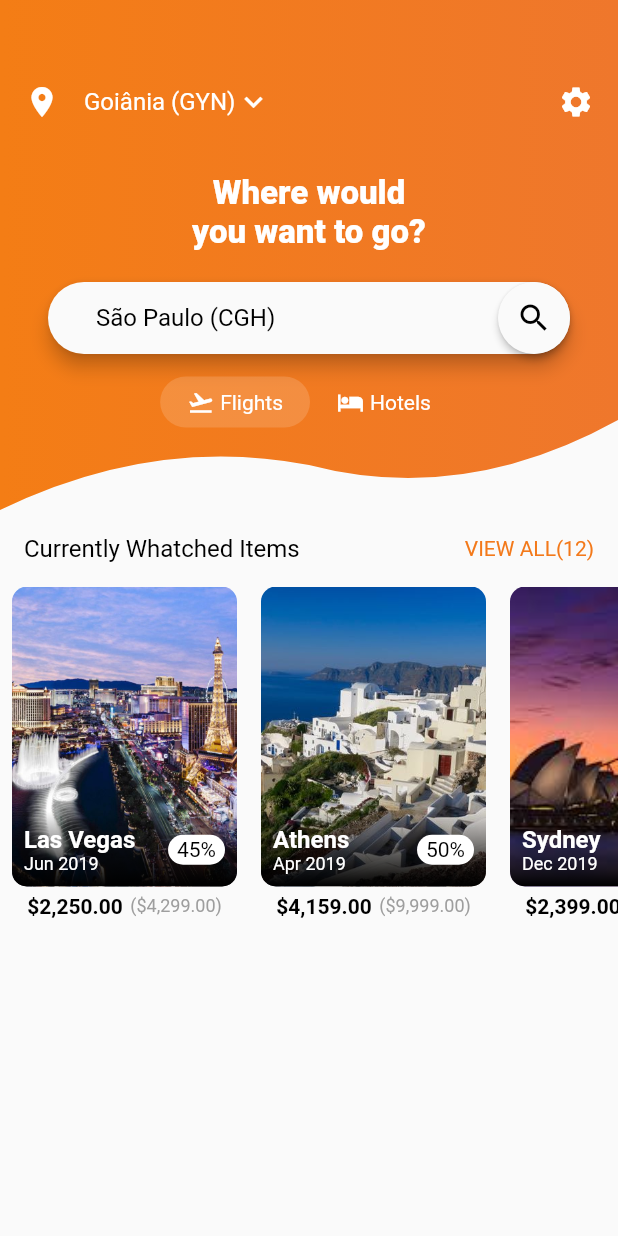
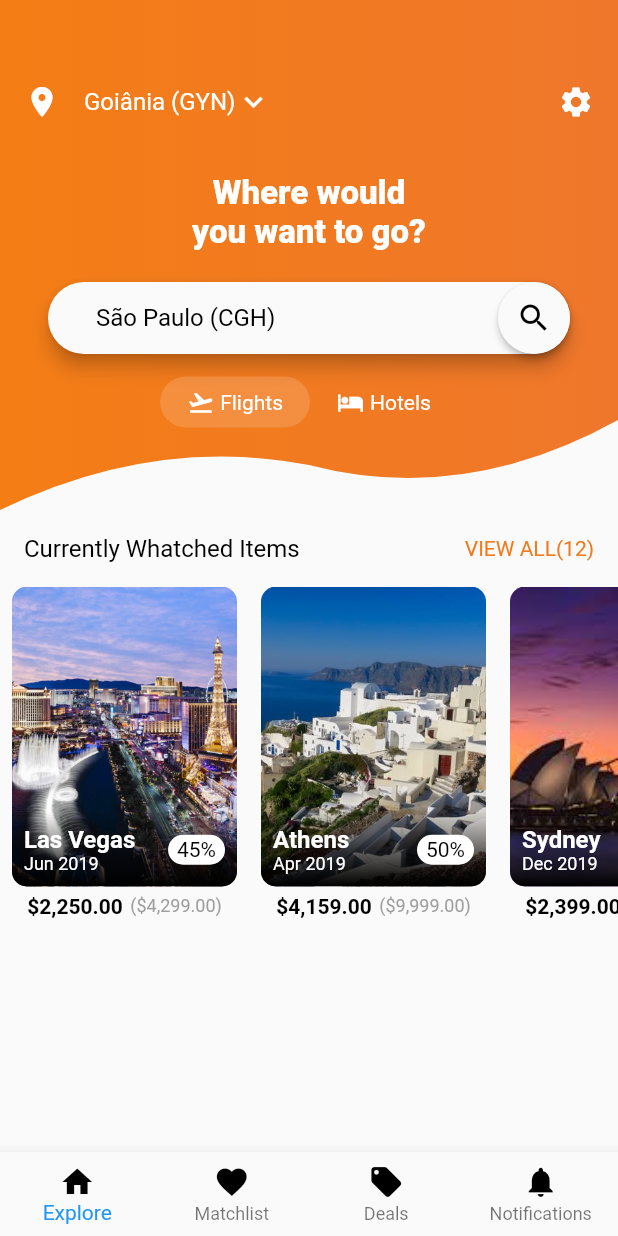
Before and after one commit to joaohhenriq/flutter-flight-tickets, a Flutter app: the screen it shows after launch, on a phone screen of 412 x 824 dp. Run offline on Flutter 3.47's test engine with Material 2 defaults, Android fonts, the phone set to English and light mode, and no system bars.

Commit message:
Adding the bottombar

```diff
--- /dev/null
+++ b/lib/custom_app_bar.dart
@@ -0,0 +1,54 @@
+import 'package:flutter/material.dart';
+
+class CustomAppBar extends StatelessWidget {
+  final List<BottomNavigationBarItem> bottomBarItems = [];
+  final bottomNavBarItemStyle =
+      TextStyle(fontStyle: FontStyle.normal, color: Colors.black);
+
+  CustomAppBar() {
+    bottomBarItems.add(BottomNavigationBarItem(
+      icon: Icon(
+          Icons.home,
+          color: Colors.black,
+        ),
+        title: Text(
+          "Explore",
+          style: bottomNavBarItemStyle,
+        )));
+    bottomBarItems.add(BottomNavigationBarItem(
+        icon: Icon(
+          Icons.favorite,
+          color: Colors.black,
+        ),
+        title: Text(
+          "Matchlist",
+          style: bottomNavBarItemStyle,
+        )));
+    bottomBarItems.add(BottomNavigationBarItem(
+        icon: Icon(
+          Icons.local_offer,
+          color: Colors.black,
+        ),
+        title: Text(
+          "Deals",
+          style: bottomNavBarItemStyle,
+        )));
+    bottomBarItems.add(BottomNavigationBarItem(
+        icon: Icon(
+          Icons.notifications,
+          color: Colors.black,
+        ),
+        title: Text(
+          "Notifications",
+          style: bottomNavBarItemStyle,
+        )));
+  }
+
+  @override
+  Widget build(BuildContext context) {
+    return BottomNavigationBar(
+      items: bottomBarItems,
+      type: BottomNavigationBarType.fixed,
+    );
+  }
+}
--- a/lib/main.dart
+++ b/lib/main.dart
@@ -1,6 +1,7 @@
 import 'package:flutter/material.dart';
 import 'package:intl/intl.dart';
 
+import 'custom_app_bar.dart';
 import 'custom_shape_clipper.dart';
 
 void main() => runApp(MyApp());
@@ -32,8 +33,11 @@ class HomeScreen extends StatelessWidget {
   @override
   Widget build(BuildContext context) {
     return Scaffold(
-      body: Column(
-        children: <Widget>[HomeScreenTopPart(), homeScreenBottomPart],
+      bottomNavigationBar: CustomAppBar(),
+      body: SingleChildScrollView(
+        child: Column(
+          children: <Widget>[HomeScreenTopPart(), homeScreenBottomPart],
+        ),
       ),
     );
   }
```
